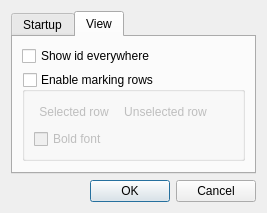
This is settings.ui in firemariovn/qt-inventory as Qt 5 draws it before an edit. The edited form follows.
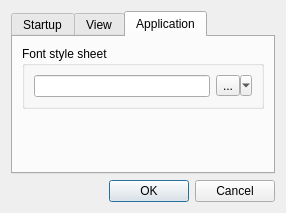
This is the edited form. Icons and pictures are not drawn.

```diff
--- a/settings.ui
+++ b/settings.ui
@@ -6,8 +6,8 @@
    <rect>
     <x>0</x>
     <y>0</y>
-    <width>267</width>
-    <height>205</height>
+    <width>286</width>
+    <height>204</height>
    </rect>
   </property>
   <property name="windowTitle">
@@ -21,7 +21,7 @@
    <item row="0" column="0">
     <widget class="QTabWidget" name="tabWidget">
      <property name="currentIndex">
-      <number>1</number>
+      <number>2</number>
      </property>
      <widget class="QWidget" name="tabStartup">
       <attribute name="title">
@@ -175,6 +175,52 @@
        </item>
       </layout>
      </widget>
+     <widget class="QWidget" name="tab">
+      <attribute name="title">
+       <string>Application</string>
+      </attribute>
+      <layout class="QGridLayout" name="gridLayout_7">
+       <item row="0" column="0">
+        <widget class="QGroupBox" name="font_groupBox">
+         <property name="title">
+          <string>Font style sheet</string>
+         </property>
+         <layout class="QGridLayout" name="gridLayout_6">
+          <item row="0" column="0">
+           <widget class="QLineEdit" name="font_lineEdit">
+            <property name="readOnly">
+             <bool>true</bool>
+            </property>
+           </widget>
+          </item>
+          <item row="0" column="1">
+           <widget class="QToolButton" name="font_toolButton">
+            <property name="text">
+             <string>...</string>
+            </property>
+            <property name="popupMode">
+             <enum>QToolButton::MenuButtonPopup</enum>
+            </property>
+           </widget>
+          </item>
+         </layout>
+        </widget>
+       </item>
+       <item row="1" column="0">
+        <spacer name="verticalSpacer_3">
+         <property name="orientation">
+          <enum>Qt::Vertical</enum>
+         </property>
+         <property name="sizeHint" stdset="0">
+          <size>
+           <width>20</width>
+           <height>51</height>
+          </size>
+         </property>
+        </spacer>
+       </item>
+      </layout>
+     </widget>
     </widget>
    </item>
    <item row="1" column="0">
```
Left out of the diff: 8 changed lines with no effect on the pictures.
